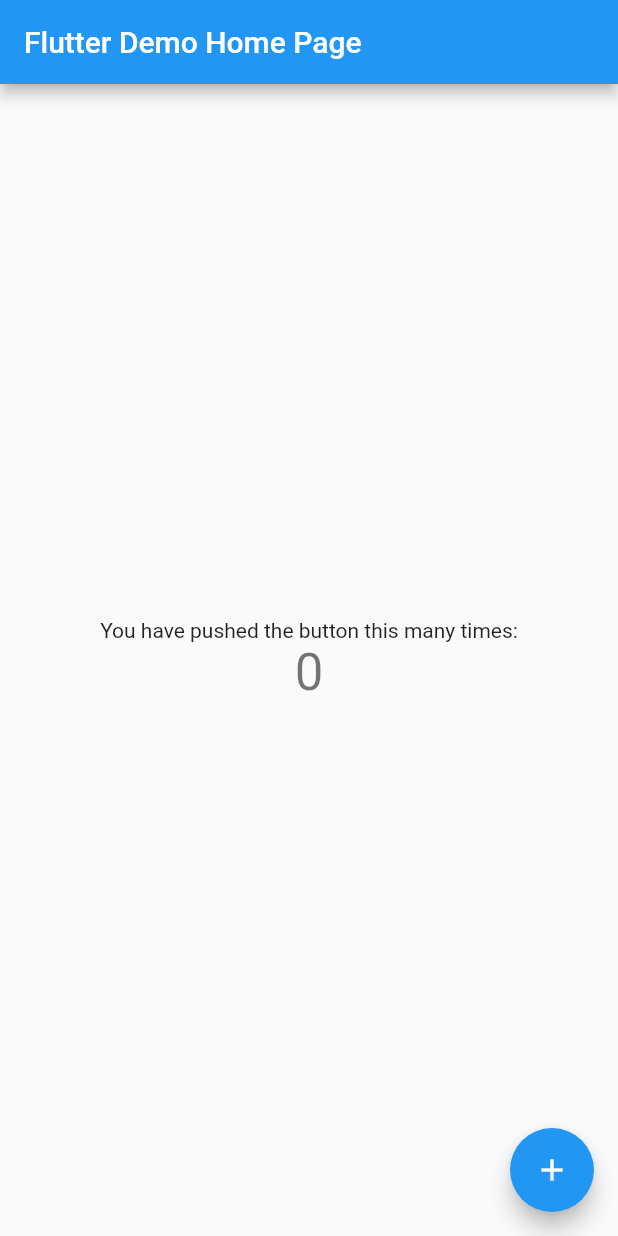
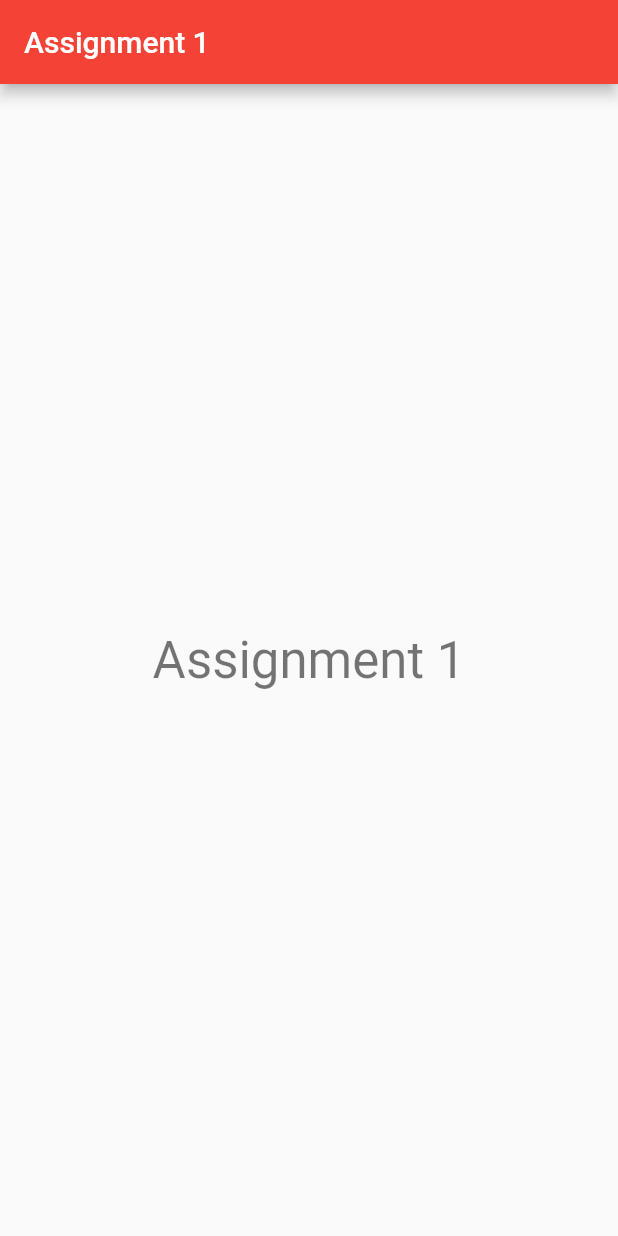
Before and after one commit to hamzaeldemery/Lists-flutter, a Flutter app: the screen it shows after launch, on a phone screen of 412 x 824 dp. Run offline on Flutter 3.47's test engine with Material 2 defaults, Android fonts, the phone set to English and light mode, and no system bars.

Commit message:
Refactor: remove unwanted functions and widgets

```diff
--- a/lib/main.dart
+++ b/lib/main.dart
@@ -11,105 +11,38 @@
   @override
   Widget build(BuildContext context) {
     return MaterialApp(
-      title: 'Flutter Demo',
+      title: 'Lists Assignment 1',
       theme: ThemeData(
-        // This is the theme of your application.
-        //
-        // Try running your application with "flutter run". You'll see the
-        // application has a blue toolbar. Then, without quitting the app, try
-        // changing the primarySwatch below to Colors.green and then invoke
-        // "hot reload" (press "r" in the console where you ran "flutter run",
-        // or simply save your changes to "hot reload" in a Flutter IDE).
-        // Notice that the counter didn't reset back to zero; the application
-        // is not restarted.
-        primarySwatch: Colors.blue,
+        primarySwatch: Colors.red,
       ),
-      home: const MyHomePage(title: 'Flutter Demo Home Page'),
+      home: const MyHomePage(title: 'Lists Assignment 1'),
     );
   }
 }
 
-class MyHomePage extends StatefulWidget {
+class MyHomePage extends StatelessWidget {
   const MyHomePage({Key? key, required this.title}) : super(key: key);
-
-  // This widget is the home page of your application. It is stateful, meaning
-  // that it has a State object (defined below) that contains fields that affect
-  // how it looks.
-
-  // This class is the configuration for the state. It holds the values (in this
-  // case the title) provided by the parent (in this case the App widget) and
-  // used by the build method of the State. Fields in a Widget subclass are
-  // always marked "final".
-
   final String title;
 
   @override
-  State<MyHomePage> createState() => _MyHomePageState();
-}
-
-class _MyHomePageState extends State<MyHomePage> {
-  int _counter = 0;
-
-  void _incrementCounter() {
-    setState(() {
-      // This call to setState tells the Flutter framework that something has
-      // changed in this State, which causes it to rerun the build method below
-      // so that the display can reflect the updated values. If we changed
-      // _counter without calling setState(), then the build method would not be
-      // called again, and so nothing would appear to happen.
-      _counter++;
-    });
-  }
-
-  @override
   Widget build(BuildContext context) {
-    // This method is rerun every time setState is called, for instance as done
-    // by the _incrementCounter method above.
-    //
-    // The Flutter framework has been optimized to make rerunning build methods
-    // fast, so that you can just rebuild anything that needs updating rather
-    // than having to individually change instances of widgets.
     return Scaffold(
       appBar: AppBar(
         // Here we take the value from the MyHomePage object that was created by
         // the App.build method, and use it to set our appbar title.
-        title: Text(widget.title),
+        title: Text("Assignment 1"),
       ),
       body: Center(
-        // Center is a layout widget. It takes a single child and positions it
-        // in the middle of the parent.
         child: Column(
-          // Column is also a layout widget. It takes a list of children and
-          // arranges them vertically. By default, it sizes itself to fit its
-          // children horizontally, and tries to be as tall as its parent.
-          //
-          // Invoke "debug painting" (press "p" in the console, choose the
-          // "Toggle Debug Paint" action from the Flutter Inspector in Android
-          // Studio, or the "Toggle Debug Paint" command in Visual Studio Code)
-          // to see the wireframe for each widget.
-          //
-          // Column has various properties to control how it sizes itself and
-          // how it positions its children. Here we use mainAxisAlignment to
-          // center the children vertically; the main axis here is the vertical
-          // axis because Columns are vertical (the cross axis would be
-          // horizontal).
           mainAxisAlignment: MainAxisAlignment.center,
           children: <Widget>[
-            const Text(
-              'You have pushed the button this many times:',
-            ),
             Text(
-              '$_counter',
+              'Assignment 1',
               style: Theme.of(context).textTheme.headline4,
             ),
           ],
         ),
       ),
-      floatingActionButton: FloatingActionButton(
-        onPressed: _incrementCounter,
-        tooltip: 'Increment',
-        child: const Icon(Icons.add),
-      ), // This trailing comma makes auto-formatting nicer for build methods.
     );
   }
 }
```
